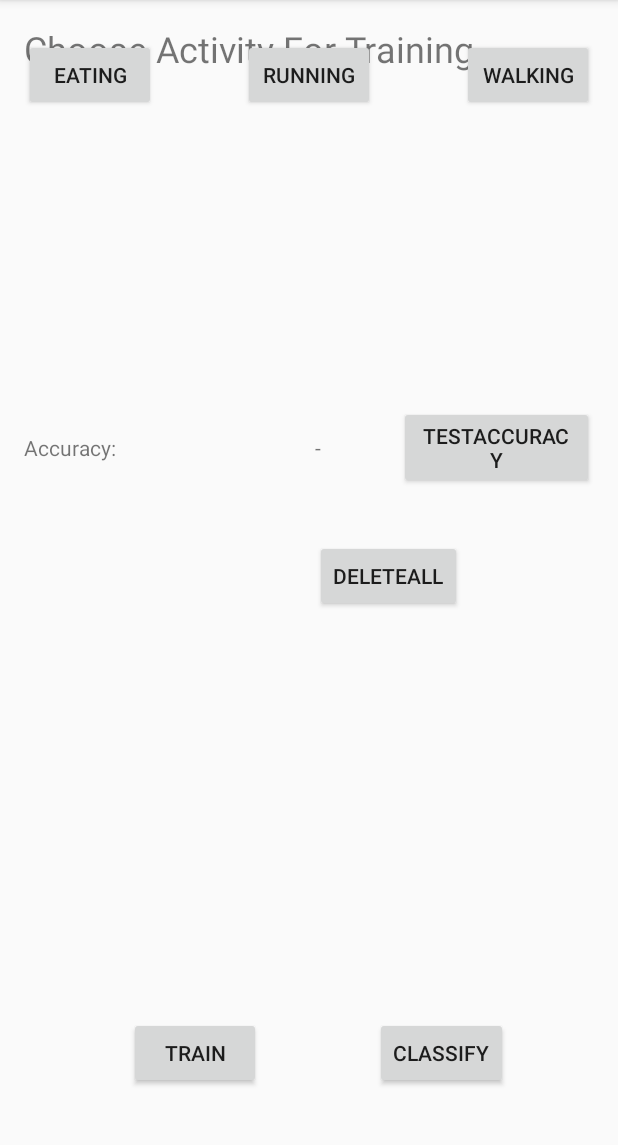
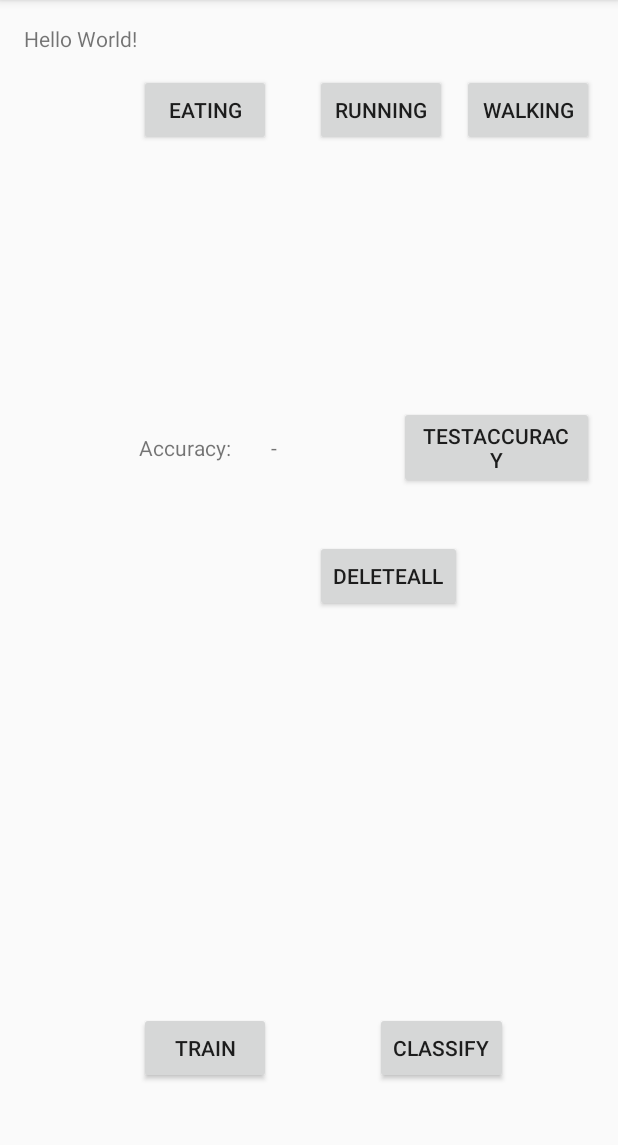
Before and after one commit to chandangs16/Activity-Recognition-Using-Accelerometer, an Android app: the screen it shows after launch (MainActivity), on a phone screen of 412 x 824 dp, the part 84-1229 px from its top. Run offline under Robolectric (Android 15) with nearby library versions, the phone set to English and light mode, and no system bars.

Commit message:
Successful Activity Recognition! Yippeegit add -A

```diff
--- a/app/src/main/java/edu/asu/cse535/assignment3/AndroidLibsvmClassifier.java
+++ b/app/src/main/java/edu/asu/cse535/assignment3/AndroidLibsvmClassifier.java
@@ -29,10 +29,9 @@ public class AndroidLibsvmClassifier {
         System.loadLibrary("signal");
     }
 
-
     public void train() {
         // Svm training
-        int kernelType = 4; // Radial basis function
+        int kernelType = 1; // Radial basis function
         int cost = 4; // Cost
         int isProb = 0;
         float gamma = 0.25f; // Gamma
--- a/app/src/main/res/layout/activity_main.xml
+++ b/app/src/main/res/layout/activity_main.xml
@@ -13,8 +13,48 @@
     <TextView
         android:layout_width="wrap_content"
         android:layout_height="wrap_content"
-        android:text="Choose Activity For Training"
-        android:textSize="24sp" />
+        android:text="Hello World!" />
+
+    <Button
+        android:text="Walking"
+        android:layout_width="wrap_content"
+        android:layout_height="wrap_content"
+        android:id="@+id/button3"
+        android:onClick="onStartRecordingWalking"
+        android:layout_alignBaseline="@+id/button2"
+        android:layout_alignBottom="@+id/button2"
+        android:layout_alignParentEnd="true" />
+
+    <Button
+        android:text="Eating"
+        android:layout_width="wrap_content"
+        android:layout_height="wrap_content"
+        android:id="@+id/button"
+        android:onClick="onStartRecordingEating"
+        android:layout_alignBaseline="@+id/button2"
+        android:layout_alignBottom="@+id/button2"
+        android:layout_toStartOf="@+id/button4"
+        android:layout_marginEnd="29dp" />
+
+    <Button
+        android:text="Running"
+        android:layout_width="wrap_content"
+        android:layout_height="wrap_content"
+        android:id="@+id/button2"
+        android:onClick="onStartRecordingRunning"
+        android:layout_marginTop="33dp"
+        android:layout_alignStart="@+id/button4" />
+
+    <Button
+        android:text="Train"
+        android:layout_width="wrap_content"
+        android:layout_height="wrap_content"
+        android:id="@+id/button5"
+        android:layout_alignParentBottom="true"
+        android:layout_toStartOf="@+id/button"
+        android:layout_marginBottom="29dp"
+        android:layout_alignEnd="@+id/button"
+        android:onClick="onTrain"/>
 
     <Button
         android:text="DeleteAll"
@@ -63,45 +103,4 @@
         android:id="@+id/button7"
         android:onClick="onTestAccuracy"/>
 
-    <Button
-        android:text="Eating"
-        android:layout_width="wrap_content"
-        android:layout_height="wrap_content"
-        android:id="@+id/button"
-        android:onClick="onStartRecordingEating"
-        android:layout_alignBaseline="@+id/button2"
-        android:layout_alignBottom="@+id/button2"
-        android:layout_alignParentStart="true" />
-
-    <Button
-        android:text="Running"
-        android:layout_width="wrap_content"
-        android:layout_height="wrap_content"
-        android:id="@+id/button2"
-        android:onClick="onStartRecordingRunning"
-        android:layout_marginTop="10dp"
-
-        android:layout_toStartOf="@+id/button7" />
-
-    <Button
-        android:text="Walking"
-        android:layout_width="wrap_content"
-        android:layout_height="wrap_content"
-        android:id="@+id/button3"
-        android:onClick="onStartRecordingWalking"
-        android:layout_alignBaseline="@+id/button2"
-        android:layout_alignBottom="@+id/button2"
-        android:layout_alignParentEnd="true" />
-
-    <Button
-        android:text="Train"
-        android:layout_width="wrap_content"
-        android:layout_height="wrap_content"
-        android:id="@+id/button5"
-        android:layout_marginBottom="26dp"
-        android:onClick="onTrain"
-        android:layout_alignParentBottom="true"
-        android:layout_toStartOf="@+id/button6"
-        android:layout_marginEnd="36dp" />
-
 </RelativeLayout>
```
